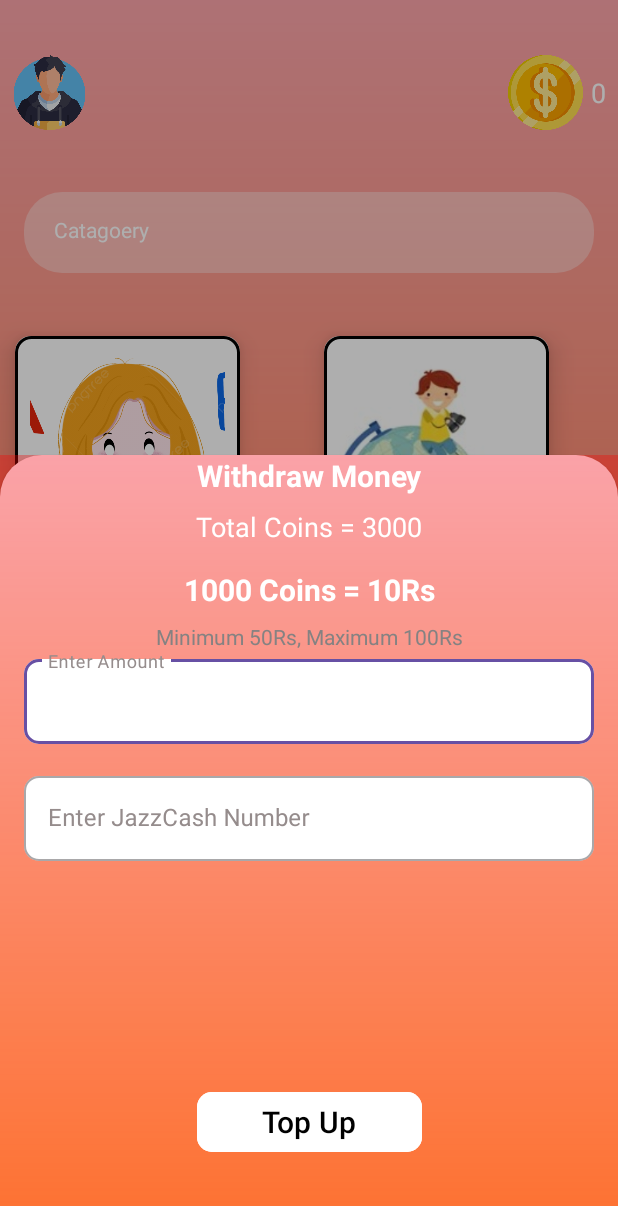
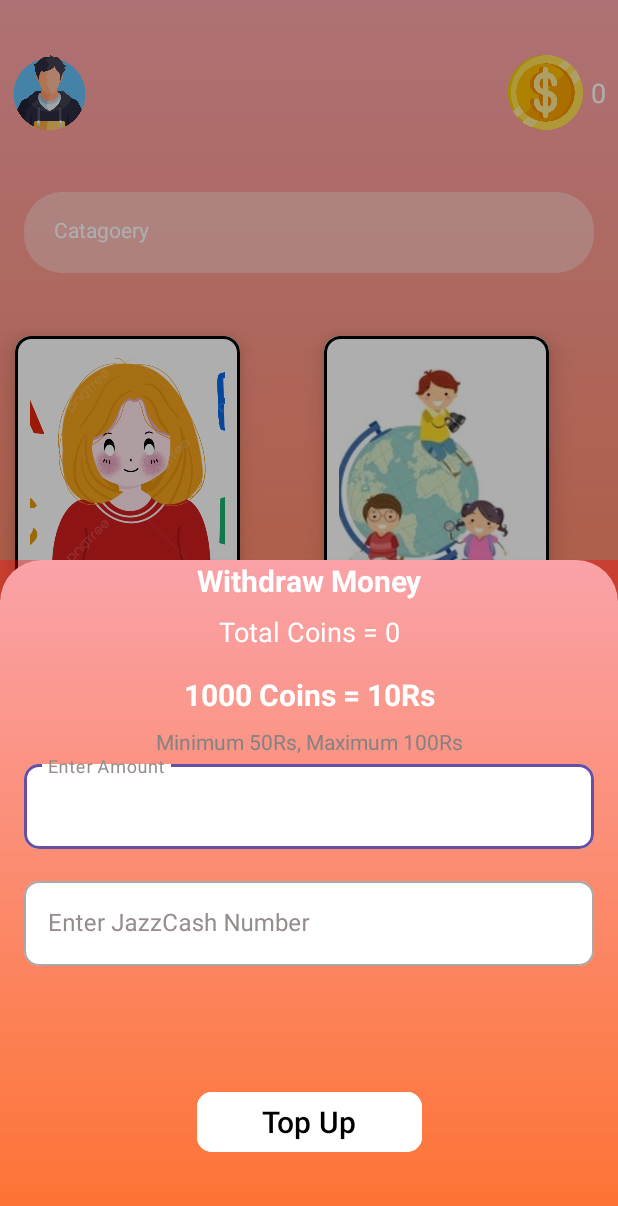
Before and after one commit to Zaynii19/Quiz-Earning-App, an Android app: the screen it shows after launch once a user with an empty profile is signed in (HomeActivity), after a tap on "coinpic", on a phone screen of 412 x 824 dp. Shown: the top 1206 px of the screen. Run offline under Robolectric (Android 15) with nearby library versions, the phone set to English and light mode, and no system bars; our stand-ins replace Firebase (no records; nobody signed in at launch, a user with empty details on screens opened directly), navigation-ui; Roboto replaces fonts that are not available here.

Commit message:
Withdraw update

```diff
--- a/app/src/main/java/com/example/earningquiz/fragments/SpinFragment.kt
+++ b/app/src/main/java/com/example/earningquiz/fragments/SpinFragment.kt
@@ -117,13 +117,11 @@ class SpinFragment : Fragment() {
 
             //Set updated value of Coins History
             val currentDate = Date()
-            //val historyModel = RvHistoryModel(currentDate.toString(), winCoins.toString(), false)
-            val historyModel = RvHistoryModel(System.currentTimeMillis().toString(), winCoins.toString(), false)
+            val historyModel = RvHistoryModel(currentDate, winCoins, false)
             Firebase.database.reference.child("CoinsHistory")
                 .child(Firebase.auth.currentUser!!.uid)
                 .push()   //push creates new node each time not update/rewrite previous
                 .setValue(historyModel)
-
         }
 
         Toast.makeText(requireContext(), itemTitle, Toast.LENGTH_SHORT).show()
--- a/app/src/main/java/com/example/earningquiz/fragments/WithdrawalFragment.kt
+++ b/app/src/main/java/com/example/earningquiz/fragments/WithdrawalFragment.kt
@@ -1,19 +1,36 @@
 package com.example.earningquiz.fragments
 
+import android.annotation.SuppressLint
 import android.os.Bundle
 import androidx.fragment.app.Fragment
 import android.view.LayoutInflater
 import android.view.View
 import android.view.ViewGroup
+import android.widget.Toast
 import com.example.earningquiz.R
 import com.example.earningquiz.databinding.FragmentWithdrawalBinding
+import com.example.earningquiz.history_rcv.HistoryRvAdapter
+import com.example.earningquiz.history_rcv.RvHistoryModel
 import com.google.android.material.bottomsheet.BottomSheetDialogFragment
+import com.google.firebase.Firebase
+import com.google.firebase.auth.auth
+import com.google.firebase.database.DataSnapshot
+import com.google.firebase.database.DatabaseError
+import com.google.firebase.database.ValueEventListener
+import com.google.firebase.database.database
+import com.google.firebase.database.getValue
+import java.util.Date
 
 class WithdrawalFragment : BottomSheetDialogFragment() {
 
     private val binding:FragmentWithdrawalBinding by lazy {
         FragmentWithdrawalBinding.inflate(layoutInflater)
     }
+
+    var totalCoins = 0L
+    var withdrawlCoins = 0L
+    //private var listHistory = ArrayList<RvHistoryModel>()
+    //lateinit var adapter: HistoryRvAdapter
 
     override fun onCreate(savedInstanceState: Bundle?) {
         super.onCreate(savedInstanceState)
@@ -23,9 +40,78 @@ class WithdrawalFragment : BottomSheetDialogFragment() {
         inflater: LayoutInflater, container: ViewGroup?,
         savedInstanceState: Bundle?
     ): View {
-        // Inflate the layout for this fragment
+
+        //Retrieve user Coins from database
+        Firebase.database.reference.child("UserCoins").child(Firebase.auth.currentUser?.uid ?: "")
+            .addListenerForSingleValueEvent(
+                object : ValueEventListener {
+                    override fun onDataChange(snapshot: DataSnapshot) {
+                        if (snapshot.exists()){
+                            totalCoins = snapshot.value as Long
+                            binding.totalCoins.text = "Total Coins = ${totalCoins.toString()}"
+                        } else {
+                            binding.totalCoins.text = "Total Coins = 0"
+                        }
+                    }
+
+                    override fun onCancelled(error: DatabaseError) {
+                        // Handle onCancelled
+                    }
+                }
+            )
+
+        //Retrieve history data from database
+        /*Firebase.database.reference.child("CoinsHistory")
+            .child(Firebase.auth.currentUser!!.uid)
+            .addValueEventListener(object : ValueEventListener{
+                @SuppressLint("NotifyDataSetChanged")
+                override fun onDataChange(snapshot: DataSnapshot) {
+                    listHistory.clear()
+                    if (snapshot.exists()){
+                        for (dataSnapshot in snapshot.children){
+                            val coinHistoryData = snapshot.getValue<RvHistoryModel>()
+                            listHistory.add(coinHistoryData!!)
+                            adapter.notifyDataSetChanged()
+                        }
+                    }
+                }
+                override fun onCancelled(error: DatabaseError) {
+                }
+            })*/
+
+        binding.withdrawBtn.setOnClickListener {
+            val withdrawlAmount = binding.amount.text.toString().toLong()
+            withdrawlCoins = withdrawlAmount * 100
+
+            if (totalCoins >= 5000) {
+                if (withdrawlCoins > totalCoins || withdrawlCoins > 10000) {
+                    Toast.makeText(requireContext(), "You cannot withdraw Amount", Toast.LENGTH_SHORT).show()
+                } else {
+                    Toast.makeText(requireContext(), "$withdrawlAmount Rs Withdrawl Successful", Toast.LENGTH_SHORT).show()
+
+                    //Set updated value of Coins after Withdrawl
+                    Firebase.database.reference.child("UserCoins")
+                        .child(Firebase.auth.currentUser?.uid ?: "")
+                        .setValue(totalCoins - withdrawlCoins)
+
+                    //Set updated value of Coins History
+                    val currentDate = Date()
+                    val historyModel = RvHistoryModel(currentDate, withdrawlCoins.toInt(), true)
+                    Firebase.database.reference.child("CoinsHistory")
+                        .child(Firebase.auth.currentUser!!.uid)
+                        .push()   //push creates new node each time not update/rewrite previous
+                        .setValue(historyModel)
+                }
+            } else {
+                Toast.makeText(requireContext(), "Out of Coins", Toast.LENGTH_SHORT).show()
+            }
+        }
+
+
+
         return binding.root
     }
+
 
     companion object {
     }
--- a/app/src/main/res/layout/fragment_withdrawal.xml
+++ b/app/src/main/res/layout/fragment_withdrawal.xml
@@ -20,18 +20,18 @@
             android:textColor="@color/white"
             android:textSize="20sp"
             android:textStyle="bold"
-            app:layout_constraintBottom_toTopOf="@+id/totalcoins"
+            app:layout_constraintBottom_toTopOf="@+id/totalCoins"
             app:layout_constraintEnd_toEndOf="parent"
             app:layout_constraintStart_toStartOf="parent"
             app:layout_constraintTop_toTopOf="parent"
             app:layout_constraintVertical_chainStyle="packed" />
 
         <TextView
-            android:id="@+id/totalcoins"
+            android:id="@+id/totalCoins"
             android:layout_width="wrap_content"
             android:layout_height="wrap_content"
             android:layout_marginTop="8dp"
-            android:text="Total Coins = 3000"
+            android:text="@string/total_coins_3000"
             android:textColor="@color/white"
             android:textSize="18sp"
             app:layout_constraintBottom_toTopOf="@+id/textView6"
@@ -51,7 +51,7 @@
             app:layout_constraintBottom_toTopOf="@+id/textView7"
             app:layout_constraintEnd_toEndOf="parent"
             app:layout_constraintStart_toStartOf="parent"
-            app:layout_constraintTop_toBottomOf="@+id/totalcoins" />
+            app:layout_constraintTop_toBottomOf="@+id/totalCoins" />
 
         <TextView
             android:id="@+id/textView7"
@@ -97,7 +97,7 @@
             style="@style/Widget.MaterialComponents.TextInputLayout.OutlinedBox"
             android:layout_width="match_parent"
             android:layout_height="wrap_content"
-            android:layout_marginBottom="150dp"
+            android:layout_marginBottom="80dp"
             android:hint="@string/enter_jazzcash_number"
             android:textColorHint="#958C8C"
             app:boxBackgroundColor="@color/white"
@@ -110,7 +110,7 @@
             app:cursorColor="#656262"
             app:hintTextColor="#958C8C"
             app:layout_constraintBottom_toTopOf="@+id/withdrawBtn"
-            tools:layout_editor_absoluteX="20dp">
+            app:layout_constraintStart_toStartOf="parent">
 
             <com.google.android.material.textfield.TextInputEditText
                 android:id="@+id/number"
--- a/app/src/main/res/values/strings.xml
+++ b/app/src/main/res/values/strings.xml
@@ -34,4 +34,5 @@
     <string name="congratulations_you_won_the_chance_to_spin">Congratulations! You won the chance to Spin</string>
     <string name="sorry_you_have_lost">Sorry! You have Lost</string>
     <string name="click_to_spin">Click to Spin</string>
+    <string name="total_coins_3000">Total Coins = 3000</string>
 </resources>
```
Also changed, not shown: app/src/main/java/com/example/earningquiz/fragments/HistoryFragment.kt (+25 -21 lines), app/src/main/java/com/example/earningquiz/history_rcv/HistoryRvAdapter.kt (+8 -11 lines), app/src/main/java/com/example/earningquiz/history_rcv/RvHistoryModel.kt (+5 -3 lines), app/src/main/res/layout/fragment_history.xml (+19 -7 lines), app/src/main/res/layout/fragment_profile.xml (+12 -4 lines), app/src/main/res/layout/history_items.xml (+7 -7 lines).
